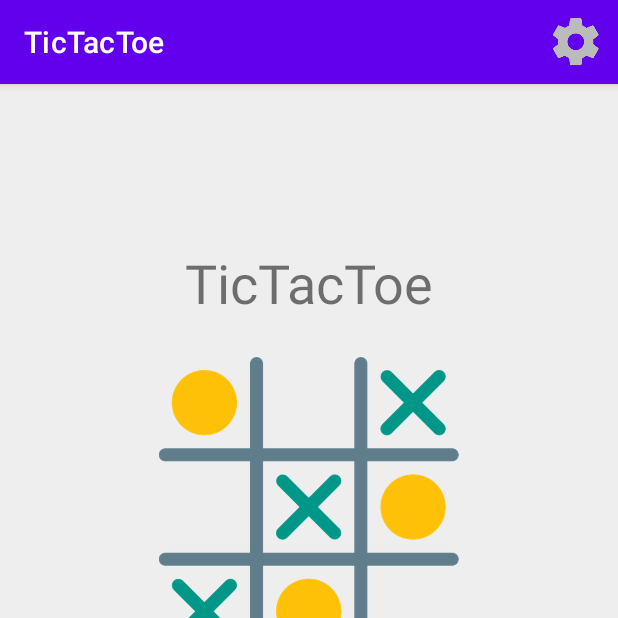
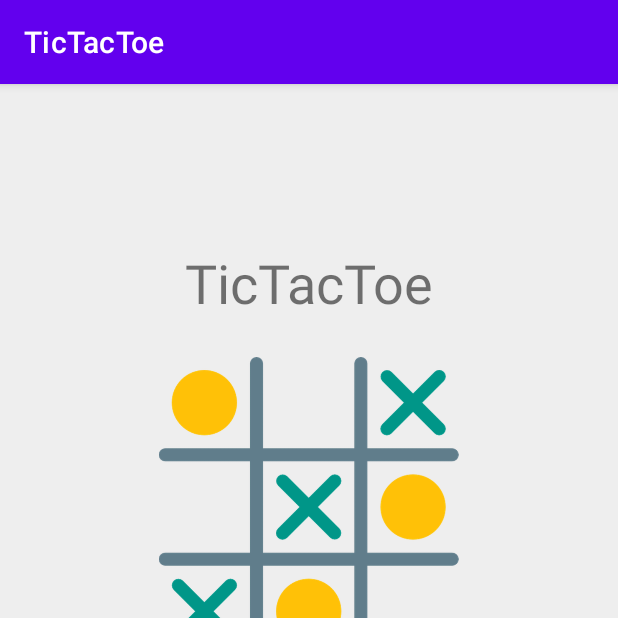
Before and after one commit to xhianto/Ka.Hea.Lam.AndroidDevelopment, an Android app: the screen it shows after launch (MainActivity), on a phone screen of 412 x 824 dp, the top half of it. Run offline under Robolectric (Android 15) with nearby library versions, the phone set to English and light mode, and no system bars.

Commit message:
Settings only available after login

```diff
--- a/app/src/main/java/com/example/tictactoe/MainActivity.kt
+++ b/app/src/main/java/com/example/tictactoe/MainActivity.kt
@@ -5,7 +5,9 @@ import android.os.Bundle
 import android.content.Intent
 import android.view.Menu
 import android.view.MenuItem
+import android.view.View
 import android.widget.FrameLayout
+import android.widget.ImageButton
 import android.widget.Toast
 import androidx.appcompat.app.AppCompatActivity
 import androidx.activity.result.contract.ActivityResultContracts
@@ -21,11 +23,12 @@ class MainActivity : AppCompatActivity(), OnFragmentDataPass {
 
     private lateinit var mGoogleSignInClient: GoogleSignInClient
     private lateinit var fragment: FrameLayout
+    private lateinit var imageButtonSettings: ImageButton
     private lateinit var user: User
     private lateinit var dataBaseService: DataBaseService
 
-    val loginFragment = LoginFragment()
-    val loggedInFragment = LoggedInFragment()
+    private val loginFragment = LoginFragment()
+    private val loggedInFragment = LoggedInFragment()
 
     private var launchLoginActivity = registerForActivityResult(ActivityResultContracts.StartActivityForResult()) { result ->
         if (result.resultCode == Activity.RESULT_OK) {
@@ -50,6 +53,7 @@ class MainActivity : AppCompatActivity(), OnFragmentDataPass {
 
         dataBaseService = DataBaseService(this@MainActivity)
         fragment = findViewById(R.id.flFragment)
+        imageButtonSettings = findViewById(R.id.settingsButton)
         signInOutButtons()
         user = User()
 
@@ -61,17 +65,18 @@ class MainActivity : AppCompatActivity(), OnFragmentDataPass {
 
         // Build a GoogleSignInClient with the options specified by gso.
         mGoogleSignInClient = GoogleSignIn.getClient(this, gso)
-    }
 
-    override fun onCreateOptionsMenu(menu: Menu): Boolean {
-        menuInflater.inflate(R.menu.menu, menu)
-        return true
+        imageButtonSettings.setOnClickListener {
+            val intentSettings = Intent(this@MainActivity, SettingsActivity::class.java)
+            intentSettings.putExtra("user", user)
+            getLoginRegisterResult.launch(intentSettings)
+        }
     }
 
     override fun onResume() {
         super.onResume()
         if (user.emailAddress != null)
-            dataBaseService.getUserByEmail(user.emailAddress.toString())
+            user = dataBaseService.getUserByEmail(user.emailAddress.toString())
     }
 
     private fun googleSignIn() {
@@ -91,10 +96,12 @@ class MainActivity : AppCompatActivity(), OnFragmentDataPass {
                 intentLogin.putExtra("email", account.email)
                 getLoginRegisterResult.launch(intentLogin)
             }
+            // Signed in successfully, show authenticated UI.
+            mGoogleSignInClient.signOut()
             gameButtons()
-            // Signed in successfully, show authenticated UI.
-            //updateUI(account)
-        } catch (e: ApiException) {
+
+        }
+        catch (e: ApiException) {
             // The ApiException status code indicates the detailed failure reason.
             // Please refer to the GoogleSignInStatusCodes class reference for more information.
             Toast.makeText(this@MainActivity, R.string.error_google_sign_in + e.statusCode, Toast.LENGTH_LONG).show()
@@ -102,11 +109,12 @@ class MainActivity : AppCompatActivity(), OnFragmentDataPass {
     }
 
     private fun signOut() {
-        mGoogleSignInClient.signOut()
-            .addOnCompleteListener(this) {
-                signInOutButtons()
-                Toast.makeText(this@MainActivity, R.string.message_successful_sign_out, Toast.LENGTH_LONG).show()
-            }
+        signInOutButtons()
+        Toast.makeText(
+            this@MainActivity,
+            R.string.message_successful_sign_out,
+            Toast.LENGTH_LONG
+        ).show()
     }
 
     override fun onFragmentDataPass(action: String) {
@@ -141,6 +149,7 @@ class MainActivity : AppCompatActivity(), OnFragmentDataPass {
     }
 
     private fun gameButtons() {
+        imageButtonSettings.visibility = View.VISIBLE
         supportFragmentManager.beginTransaction().apply {
             replace(R.id.flFragment, loggedInFragment)
             commit()
@@ -148,20 +157,10 @@ class MainActivity : AppCompatActivity(), OnFragmentDataPass {
     }
 
     private fun signInOutButtons() {
+        imageButtonSettings.visibility = View.INVISIBLE
         supportFragmentManager.beginTransaction().apply {
             replace(R.id.flFragment, loginFragment)
             commit()
         }
     }
-
-    override fun onOptionsItemSelected(item: MenuItem): Boolean {
-        if (item.itemId == R.id.settings) {
-            val intentSettings = Intent(this@MainActivity, SettingsActivity::class.java)
-            if (user.emailAddress != null)
-                intentSettings.putExtra("user", user)
-            getLoginRegisterResult.launch(intentSettings)
-        }
-        return true
-    }
-
 }
--- a/app/src/main/res/layout/activity_main.xml
+++ b/app/src/main/res/layout/activity_main.xml
@@ -30,7 +30,6 @@
         app:layout_constraintLeft_toLeftOf="parent"
         app:layout_constraintRight_toRightOf="parent"
         app:layout_constraintTop_toTopOf="parent"/>
-
     <FrameLayout
         android:id="@+id/flFragment"
         android:layout_width="match_parent"
@@ -40,5 +39,17 @@
         app:layout_constraintStart_toStartOf="parent"
         app:layout_constraintTop_toBottomOf="@+id/logo"
         android:layout_margin="10dp"/>
+    <ImageButton
+        android:id="@+id/settingsButton"
+        app:srcCompat="@drawable/settings"
+        android:contentDescription="@string/settings"
+        android:layout_width="40dp"
+        android:layout_height="40dp"
+        android:layout_margin="15dp"
+        app:layout_constraintTop_toTopOf="parent"
+        app:layout_constraintRight_toRightOf="parent"
+        android:visibility="invisible"
+        android:background="@color/backgroundColor"
+        android:scaleType="fitCenter"/>
 
 </androidx.constraintlayout.widget.ConstraintLayout>
--- a/app/src/main/res/values/strings.xml
+++ b/app/src/main/res/values/strings.xml
@@ -10,7 +10,7 @@
     <string name="total">Total</string>
     <string name="win">Win</string>
     <string name="lose">Lose</string>
-    <string name="win_percentage">Win %</string>
+    <string name="win_percentage">Win%</string>
     <string name="statistics">Statistics</string>
     <string name="settings">Settings</string>
     <string name="change_user_name">Change username</string>
```
Also changed, not shown: 2 other files.
